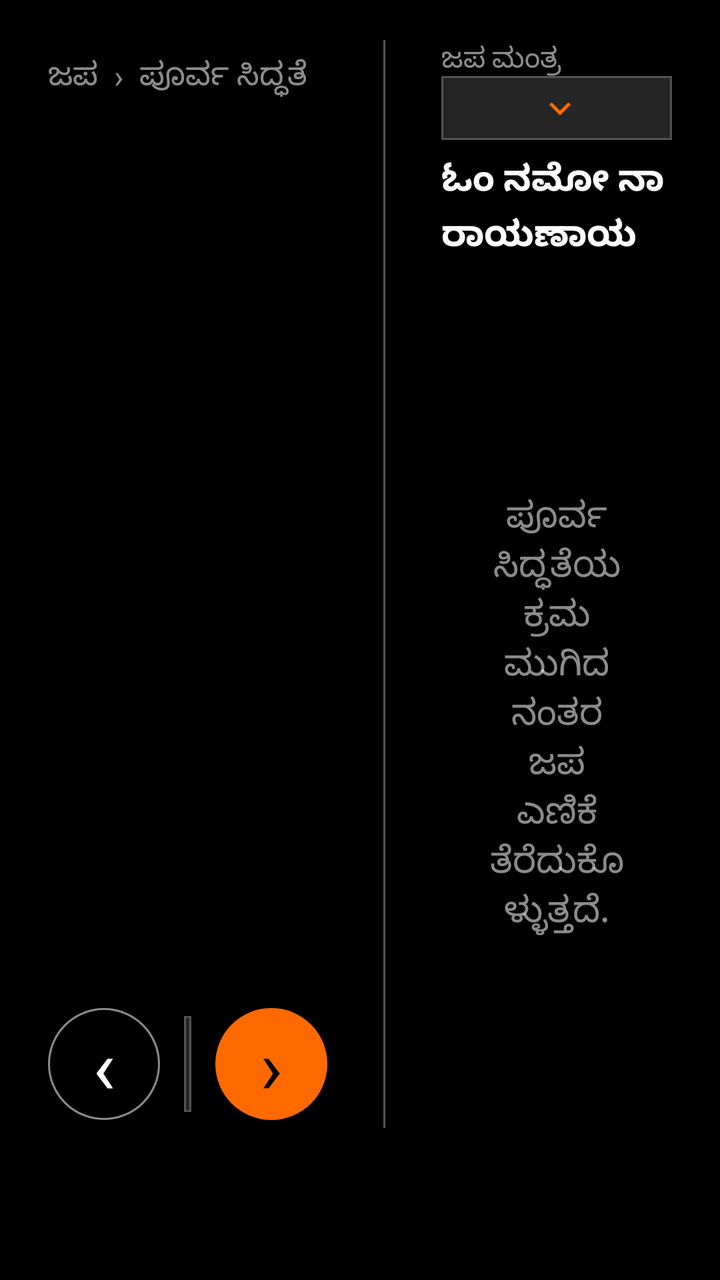
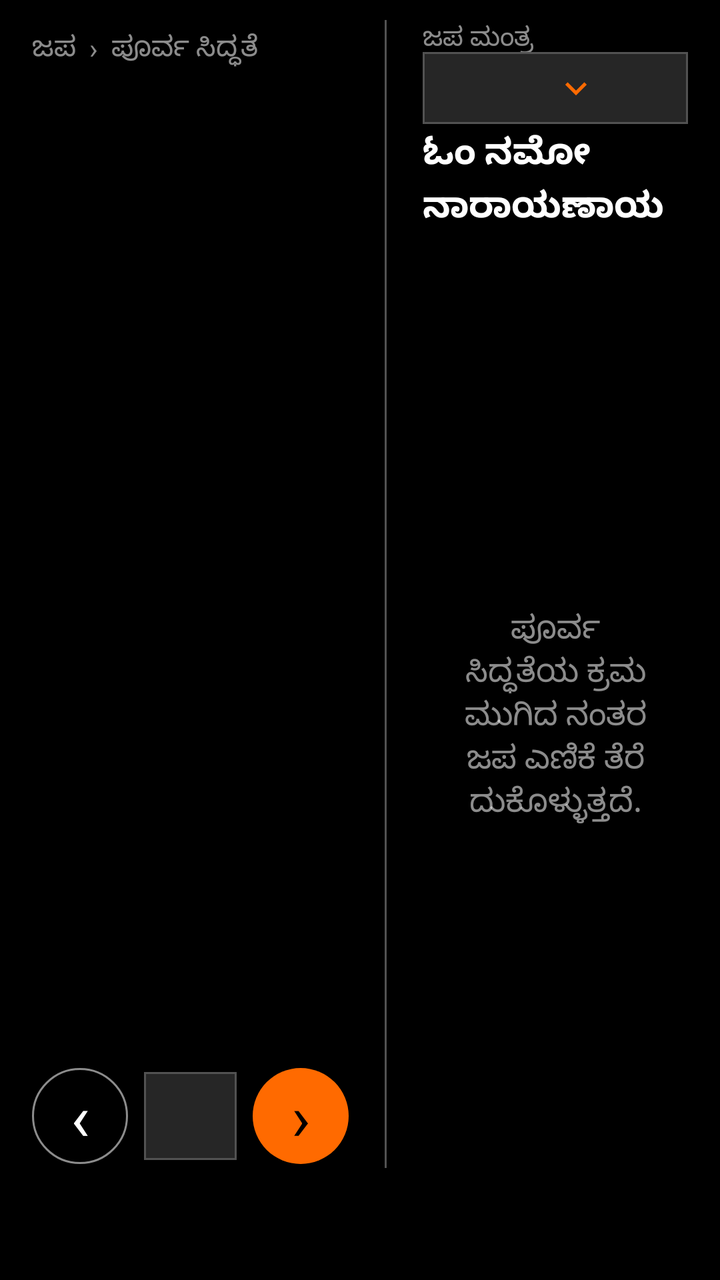

Screens rendered from an Android XML layout before and after an edit, with the pre-edit source and the edit as a unified diff.
<!-- AndroidManifest.xml: application theme Theme.PaperDesk -->
<!-- res/layout/page_japa.xml -->
<?xml version="1.0" encoding="utf-8"?>
<LinearLayout xmlns:android="http://schemas.android.com/apk/res/android"
    android:layout_width="match_parent"
    android:layout_height="match_parent"
    android:background="@color/black"
    android:orientation="horizontal"
    android:paddingLeft="@dimen/page_pad_h"
    android:paddingTop="@dimen/japa_pad_top"
    android:paddingRight="@dimen/page_pad_h"
    android:paddingBottom="@dimen/japa_pad_bottom">

    <LinearLayout
        android:layout_width="0dp"
        android:layout_height="match_parent"
        android:layout_weight="1.08"
        android:orientation="vertical"
        android:paddingRight="28dp">

        <TextView android:id="@+id/japaTitle" style="@style/Desk.Title"
            android:layout_width="1dp" android:layout_height="1dp" android:visibility="gone" />

        <TextView android:id="@+id/japaRitualTitle" style="@style/Desk.Meta"
            android:layout_width="match_parent" android:layout_height="36dp"
            android:gravity="center_vertical" android:text="ಜಪ  ›  ಪೂರ್ವ ಸಿದ್ಧತೆ"
            android:textColor="@color/white_55" android:textSize="16sp" />

        <TextView android:id="@+id/japaRitualStep"
            android:layout_width="match_parent" android:layout_height="wrap_content"
            android:layout_marginTop="16dp" android:fontWeight="600"
            android:textColor="@color/white" android:textSize="26sp" />

        <TextView android:id="@+id/japaRitualBody" style="@style/Desk.Body2"
            android:layout_width="match_parent" android:layout_height="0dp" android:layout_weight="1"
            android:layout_marginTop="16dp" android:lineSpacingExtra="5dp"
            android:textColor="@color/white_70" android:textSize="19sp" />

        <LinearLayout android:layout_width="match_parent" android:layout_height="64dp"
            android:gravity="center_vertical" android:orientation="horizontal">
            <TextView android:id="@+id/japaRitualBack"
                android:layout_width="56dp" android:layout_height="56dp" android:background="@drawable/bg_circle"
                android:contentDescription="ಹಿಂದಿನ ಜಪ ಕ್ರಮ" android:gravity="center" android:text="‹"
                android:textColor="@color/white" android:textSize="38sp" />
            <Spinner android:id="@+id/japaRitual"
                android:layout_width="0dp" android:layout_height="48dp" android:layout_weight="1"
                android:layout_marginLeft="12dp" android:layout_marginRight="12dp"
                android:background="@drawable/bg_dropdown" android:popupBackground="@color/surface_2"
                android:spinnerMode="dropdown" />
            <TextView android:id="@+id/japaRitualNext"
                android:layout_width="56dp" android:layout_height="56dp" android:background="@drawable/bg_circle_fill"
                android:contentDescription="ಮುಂದಿನ ಜಪ ಕ್ರಮ" android:gravity="center" android:text="›"
                android:textColor="@color/black" android:textSize="38sp" />
        </LinearLayout>
    </LinearLayout>

    <View android:layout_width="1dp" android:layout_height="match_parent" android:background="@color/divider" />

    <LinearLayout android:layout_width="0dp" android:layout_height="match_parent"
        android:layout_weight="0.92" android:orientation="vertical" android:paddingLeft="28dp">

        <TextView style="@style/Desk.Meta" android:layout_width="match_parent" android:layout_height="18dp"
            android:gravity="center_vertical" android:text="ಜಪ ಮಂತ್ರ" android:textColor="@color/white_55" />

        <Spinner android:id="@+id/japaMantra" android:layout_width="match_parent" android:layout_height="32dp"
            android:background="@drawable/bg_dropdown" android:popupBackground="@color/surface_2"
            android:spinnerMode="dropdown" />

        <TextView android:id="@+id/japaMantraName"
            android:layout_width="match_parent" android:layout_height="60dp" android:layout_marginTop="4dp"
            android:autoSizeMaxTextSize="25sp" android:autoSizeMinTextSize="14sp"
            android:autoSizeStepGranularity="1sp" android:autoSizeTextType="uniform"
            android:fontWeight="700" android:gravity="center_vertical" android:lineSpacingExtra="3dp"
            android:maxLines="3" android:text="ಓಂ ನಮೋ ನಾರಾಯಣಾಯ" android:textColor="@color/white"
            android:textSize="25sp" android:textStyle="bold" />

        <TextView android:id="@+id/japaMantraNote" style="@style/Desk.Meta"
            android:layout_width="match_parent" android:layout_height="16dp"
            android:gravity="center_vertical" android:textColor="@color/carbon_support_warning"
            android:textSize="13sp" android:visibility="invisible" />

        <TextView android:id="@+id/japaWaiting"
            android:layout_width="match_parent" android:layout_height="0dp" android:layout_weight="1"
            android:gravity="center" android:paddingLeft="24dp" android:paddingRight="24dp"
            android:text="ಪೂರ್ವ ಸಿದ್ಧತೆಯ ಕ್ರಮ ಮುಗಿದ ನಂತರ ಜಪ ಎಣಿಕೆ ತೆರೆದುಕೊಳ್ಳುತ್ತದೆ."
            android:textColor="@color/white_55" android:textSize="18sp" />

        <LinearLayout android:id="@+id/japaCounterPane"
            android:layout_width="match_parent" android:layout_height="0dp" android:layout_weight="1"
            android:gravity="center_horizontal" android:orientation="vertical" android:visibility="gone">
            <TextView android:id="@+id/japaCurrent"
                android:layout_width="match_parent" android:layout_height="48dp" android:gravity="center"
                android:includeFontPadding="true" android:text="೦" android:textColor="@color/white"
                android:textSize="34sp" />
            <LinearLayout android:layout_width="match_parent" android:layout_height="96dp"
                android:gravity="center" android:orientation="horizontal">
                <TextView android:id="@+id/japaTap"
                    android:layout_width="90dp" android:layout_height="90dp" android:background="@drawable/bg_circle_fill"
                    android:contentDescription="ಒಂದು ಜಪ ಸೇರಿಸಿ" android:fontWeight="700" android:gravity="center"
                    android:text="ಜಪ\n+೧" android:textColor="@color/black" android:textSize="21sp" />
                <LinearLayout android:layout_width="96dp" android:layout_height="92dp"
                    android:layout_marginLeft="18dp" android:gravity="center" android:orientation="vertical">
                    <LinearLayout android:layout_width="match_parent" android:layout_height="42dp"
                        android:gravity="center" android:orientation="horizontal">
                        <TextView android:id="@+id/japa108"
                            android:layout_width="40dp" android:layout_height="40dp" android:background="@drawable/bg_circle"
                            android:contentDescription="ನೂರ ಎಂಟು ಜಪ ಸೇರಿಸಿ" android:gravity="center" android:text="+೧೦೮"
                            android:textColor="@color/white" android:textSize="11sp" />
                        <TextView android:id="@+id/japaUndo"
                            android:layout_width="40dp" android:layout_height="40dp" android:layout_marginLeft="10dp"
                            android:background="@drawable/bg_circle" android:contentDescription="ಒಂದು ಎಣಿಕೆ ಹಿಂದಕ್ಕೆ"
                            android:gravity="center" android:text="−೧" android:textColor="@color/white" android:textSize="15sp" />
                    </LinearLayout>
                    <LinearLayout android:layout_width="match_parent" android:layout_height="42dp"
                        android:layout_marginTop="6dp" android:gravity="center" android:orientation="horizontal">
                        <TextView android:id="@+id/japaComplete"
                            android:layout_width="40dp" android:layout_height="40dp" android:background="@drawable/bg_circle_fill"
                            android:contentDescription="ಜಪ ಅವಧಿ ದಾಖಲಿಸು" android:gravity="center" android:text="✓"
                            android:textColor="@color/black" android:textSize="20sp" />
                        <TextView android:id="@+id/japaReset"
                            android:layout_width="40dp" android:layout_height="40dp" android:layout_marginLeft="10dp"
                            android:background="@drawable/bg_circle" android:contentDescription="ಪ್ರಸ್ತುತ ಜಪ ಎಣಿಕೆಯನ್ನು ಮರುಹೊಂದಿಸು"
                            android:gravity="center" android:text="↺" android:textColor="@color/white" android:textSize="19sp" />
                    </LinearLayout>
                </LinearLayout>
            </LinearLayout>
            <TextView android:id="@+id/japaSessions" style="@style/Desk.Meta"
                android:layout_width="match_parent" android:layout_height="16dp" android:gravity="center"
                android:textSize="13sp" />
        </LinearLayout>
    </LinearLayout>
</LinearLayout>
<!-- resources referenced by this layout -->
<resources>
  <color name="black">#000000</color>
  <color name="carbon_support_warning">#F1C21B</color>
  <color name="divider">#525252</color>
  <color name="surface_2">#262626</color>
  <color name="white">#FFFFFF</color>
  <color name="white_55">#8CFFFFFF</color>
  <color name="white_70">#B3FFFFFF</color>
  <dimen name="japa_pad_bottom">76dp</dimen>
  <dimen name="japa_pad_top">20dp</dimen>
  <dimen name="page_pad_h">24dp</dimen>
  <!-- drawable bg_circle_fill (drawable) -->
  <?xml version="1.0" encoding="utf-8"?>
  <ripple xmlns:android="http://schemas.android.com/apk/res/android"
      android:color="@color/white">
      <item>
          <shape android:shape="oval">
              <solid android:color="@color/accent" />
          </shape>
      </item>
  </ripple>
  <style name="Desk.Body2" parent="Desk">
          <item name="android:textSize">@dimen/type_body2</item>
          <item name="android:fontWeight">400</item>
          <item name="android:textStyle">normal</item>
          <item name="android:textColor">@color/white_70</item>
      </style>
  <style name="Desk.Meta" parent="Desk">
          <item name="android:textSize">@dimen/type_meta</item>
          <item name="android:fontWeight">400</item>
          <item name="android:textStyle">normal</item>
          <item name="android:textColor">@color/white_55</item>
      </style>
  <style name="Desk.Title" parent="Desk">
          <item name="android:textSize">@dimen/type_title</item>
          <item name="android:fontWeight">600</item>
          <item name="android:textStyle">normal</item>
          <item name="android:textColor">@color/white</item>
      </style>
  <color name="accent">#FF6A00</color>
  <dimen name="stroke_standard">1dp</dimen>
  <style name="Desk">
          <item name="android:fontFamily">sans-serif</item>
          <item name="android:textColor">@color/white</item>
      </style>
  <dimen name="type_body2">16sp</dimen>
  <dimen name="type_meta">14sp</dimen>
  <dimen name="type_title">24sp</dimen>
  <color name="carbon_support_error">#FA4D56</color>
  <color name="carbon_gray_80">#393939</color>
  <style name="ShapeAppearance.PaperDesk" parent="ShapeAppearance.MaterialComponents">
          <item name="cornerFamily">rounded</item>
          <item name="cornerSize">0dp</item>
      </style>
  <style name="Desk.Link" parent="Desk.Meta">
          <item name="android:padding">@dimen/space_8</item>
          <item name="android:minHeight">@dimen/touch</item>
          <item name="android:gravity">center</item>
          <item name="android:clickable">true</item>
          <item name="android:focusable">true</item>
      </style>
  <style name="Desk.Check" parent="Widget.AppCompat.CompoundButton.CheckBox">
          <item name="android:button">@drawable/bg_checkbox</item>
      </style>
  <color name="accent_70">#B3FF6A00</color>
  <dimen name="btn_h">44dp</dimen>
  <dimen name="type_btn">16sp</dimen>
  <dimen name="space_16">16dp</dimen>
  <dimen name="space_8">8dp</dimen>
  <dimen name="touch">48dp</dimen>
  <dimen name="stroke_hairline">0.5dp</dimen>
  <!-- drawable bg_dialog (drawable) -->
  <?xml version="1.0" encoding="utf-8"?>
  <shape xmlns:android="http://schemas.android.com/apk/res/android"
      android:shape="rectangle">
      <solid android:color="@color/black" />
      <stroke
          android:width="@dimen/stroke"
          android:color="@color/white" />
  </shape>
  <style name="Desk.DialogButton.Positive" parent="Desk.DialogButton">
          <item name="android:textColor">@color/accent</item>
      </style>
  <style name="Desk.DialogButton.Negative" parent="Desk.DialogButton">
          <item name="android:textColor">@color/white_70</item>
      </style>
  <dimen name="check">20dp</dimen>
  <dimen name="stroke">0.5dp</dimen>
  <style name="Desk.DialogButton" parent="Widget.AppCompat.Button.ButtonBar.AlertDialog">
          <item name="android:background">@color/black</item>
          <item name="android:minHeight">48dp</item>
          <item name="android:textSize">18sp</item>
      </style>
  <!-- unchanged entries left out for length: 11 -->
</resources>

<!-- the commit's change to res/layout/page_japa.xml (unified diff, before → after) -->
@@ -14,63 +14,63 @@
         android:layout_height="match_parent"
         android:layout_weight="1.08"
         android:orientation="vertical"
-        android:paddingRight="28dp">
+        android:paddingRight="18dp">
 
         <TextView android:id="@+id/japaTitle" style="@style/Desk.Title"
             android:layout_width="1dp" android:layout_height="1dp" android:visibility="gone" />
 
         <TextView android:id="@+id/japaRitualTitle" style="@style/Desk.Meta"
-            android:layout_width="match_parent" android:layout_height="36dp"
+            android:layout_width="match_parent" android:layout_height="28dp"
             android:gravity="center_vertical" android:text="ಜಪ  ›  ಪೂರ್ವ ಸಿದ್ಧತೆ"
-            android:textColor="@color/white_55" android:textSize="16sp" />
+            android:textColor="@color/white_55" android:textSize="14sp" />
 
         <TextView android:id="@+id/japaRitualStep"
             android:layout_width="match_parent" android:layout_height="wrap_content"
-            android:layout_marginTop="16dp" android:fontWeight="600"
-            android:textColor="@color/white" android:textSize="26sp" />
+            android:layout_marginTop="8dp" android:fontWeight="600"
+            android:textColor="@color/white" android:textSize="22sp" />
 
         <TextView android:id="@+id/japaRitualBody" style="@style/Desk.Body2"
             android:layout_width="match_parent" android:layout_height="0dp" android:layout_weight="1"
-            android:layout_marginTop="16dp" android:lineSpacingExtra="5dp"
-            android:textColor="@color/white_70" android:textSize="19sp" />
+            android:layout_marginTop="8dp" android:lineSpacingExtra="3dp"
+            android:textColor="@color/white_70" android:textSize="17sp" />
 
-        <LinearLayout android:layout_width="match_parent" android:layout_height="64dp"
+        <LinearLayout android:layout_width="match_parent" android:layout_height="52dp"
             android:gravity="center_vertical" android:orientation="horizontal">
             <TextView android:id="@+id/japaRitualBack"
-                android:layout_width="56dp" android:layout_height="56dp" android:background="@drawable/bg_circle"
+                android:layout_width="48dp" android:layout_height="48dp" android:background="@drawable/bg_circle"
                 android:contentDescription="ಹಿಂದಿನ ಜಪ ಕ್ರಮ" android:gravity="center" android:text="‹"
-                android:textColor="@color/white" android:textSize="38sp" />
+                android:textColor="@color/white" android:textSize="32sp" />
             <Spinner android:id="@+id/japaRitual"
-                android:layout_width="0dp" android:layout_height="48dp" android:layout_weight="1"
-                android:layout_marginLeft="12dp" android:layout_marginRight="12dp"
+                android:layout_width="0dp" android:layout_height="44dp" android:layout_weight="1"
+                android:layout_marginLeft="8dp" android:layout_marginRight="8dp"
                 android:background="@drawable/bg_dropdown" android:popupBackground="@color/surface_2"
                 android:spinnerMode="dropdown" />
             <TextView android:id="@+id/japaRitualNext"
-                android:layout_width="56dp" android:layout_height="56dp" android:background="@drawable/bg_circle_fill"
+                android:layout_width="48dp" android:layout_height="48dp" android:background="@drawable/bg_circle_fill"
                 android:contentDescription="ಮುಂದಿನ ಜಪ ಕ್ರಮ" android:gravity="center" android:text="›"
-                android:textColor="@color/black" android:textSize="38sp" />
+                android:textColor="@color/black" android:textSize="32sp" />
         </LinearLayout>
     </LinearLayout>
 
     <View android:layout_width="1dp" android:layout_height="match_parent" android:background="@color/divider" />
 
     <LinearLayout android:layout_width="0dp" android:layout_height="match_parent"
-        android:layout_weight="0.92" android:orientation="vertical" android:paddingLeft="28dp">
+        android:layout_weight="0.92" android:orientation="vertical" android:paddingLeft="18dp">
 
-        <TextView style="@style/Desk.Meta" android:layout_width="match_parent" android:layout_height="18dp"
+        <TextView style="@style/Desk.Meta" android:layout_width="match_parent" android:layout_height="16dp"
             android:gravity="center_vertical" android:text="ಜಪ ಮಂತ್ರ" android:textColor="@color/white_55" />
 
-        <Spinner android:id="@+id/japaMantra" android:layout_width="match_parent" android:layout_height="32dp"
+        <Spinner android:id="@+id/japaMantra" android:layout_width="match_parent" android:layout_height="36dp"
             android:background="@drawable/bg_dropdown" android:popupBackground="@color/surface_2"
             android:spinnerMode="dropdown" />
 
         <TextView android:id="@+id/japaMantraName"
-            android:layout_width="match_parent" android:layout_height="60dp" android:layout_marginTop="4dp"
-            android:autoSizeMaxTextSize="25sp" android:autoSizeMinTextSize="14sp"
+            android:layout_width="match_parent" android:layout_height="52dp" android:layout_marginTop="2dp"
+            android:autoSizeMaxTextSize="22sp" android:autoSizeMinTextSize="13sp"
             android:autoSizeStepGranularity="1sp" android:autoSizeTextType="uniform"
-            android:fontWeight="700" android:gravity="center_vertical" android:lineSpacingExtra="3dp"
+            android:fontWeight="700" android:gravity="center_vertical" android:lineSpacingExtra="2dp"
             android:maxLines="3" android:text="ಓಂ ನಮೋ ನಾರಾಯಣಾಯ" android:textColor="@color/white"
-            android:textSize="25sp" android:textStyle="bold" />
+            android:textSize="22sp" android:textStyle="bold" />
 
         <TextView android:id="@+id/japaMantraNote" style="@style/Desk.Meta"
             android:layout_width="match_parent" android:layout_height="16dp"
@@ -79,44 +79,44 @@
 
         <TextView android:id="@+id/japaWaiting"
             android:layout_width="match_parent" android:layout_height="0dp" android:layout_weight="1"
-            android:gravity="center" android:paddingLeft="24dp" android:paddingRight="24dp"
+            android:gravity="center" android:paddingLeft="16dp" android:paddingRight="16dp"
             android:text="ಪೂರ್ವ ಸಿದ್ಧತೆಯ ಕ್ರಮ ಮುಗಿದ ನಂತರ ಜಪ ಎಣಿಕೆ ತೆರೆದುಕೊಳ್ಳುತ್ತದೆ."
-            android:textColor="@color/white_55" android:textSize="18sp" />
+            android:textColor="@color/white_55" android:textSize="16sp" />
 
         <LinearLayout android:id="@+id/japaCounterPane"
             android:layout_width="match_parent" android:layout_height="0dp" android:layout_weight="1"
             android:gravity="center_horizontal" android:orientation="vertical" android:visibility="gone">
             <TextView android:id="@+id/japaCurrent"
-                android:layout_width="match_parent" android:layout_height="48dp" android:gravity="center"
+                android:layout_width="match_parent" android:layout_height="44dp" android:gravity="center"
                 android:includeFontPadding="true" android:text="೦" android:textColor="@color/white"
-                android:textSize="34sp" />
-            <LinearLayout android:layout_width="match_parent" android:layout_height="96dp"
+                android:textSize="30sp" />
+            <LinearLayout android:layout_width="match_parent" android:layout_height="88dp"
                 android:gravity="center" android:orientation="horizontal">
                 <TextView android:id="@+id/japaTap"
-                    android:layout_width="90dp" android:layout_height="90dp" android:background="@drawable/bg_circle_fill"
+                    android:layout_width="82dp" android:layout_height="82dp" android:background="@drawable/bg_circle_fill"
                     android:contentDescription="ಒಂದು ಜಪ ಸೇರಿಸಿ" android:fontWeight="700" android:gravity="center"
-                    android:text="ಜಪ\n+೧" android:textColor="@color/black" android:textSize="21sp" />
-                <LinearLayout android:layout_width="96dp" android:layout_height="92dp"
-                    android:layout_marginLeft="18dp" android:gravity="center" android:orientation="vertical">
-                    <LinearLayout android:layout_width="match_parent" android:layout_height="42dp"
+                    android:text="ಜಪ\n+೧" android:textColor="@color/black" android:textSize="19sp" />
+                <LinearLayout android:layout_width="88dp" android:layout_height="84dp"
+                    android:layout_marginLeft="12dp" android:gravity="center" android:orientation="vertical">
+                    <LinearLayout android:layout_width="match_parent" android:layout_height="38dp"
                         android:gravity="center" android:orientation="horizontal">
                         <TextView android:id="@+id/japa108"
-                            android:layout_width="40dp" android:layout_height="40dp" android:background="@drawable/bg_circle"
+                            android:layout_width="36dp" android:layout_height="36dp" android:background="@drawable/bg_circle"
                             android:contentDescription="ನೂರ ಎಂಟು ಜಪ ಸೇರಿಸಿ" android:gravity="center" android:text="+೧೦೮"
                             android:textColor="@color/white" android:textSize="11sp" />
                         <TextView android:id="@+id/japaUndo"
-                            android:layout_width="40dp" android:layout_height="40dp" android:layout_marginLeft="10dp"
+                            android:layout_width="36dp" android:layout_height="36dp" android:layout_marginLeft="8dp"
                             android:background="@drawable/bg_circle" android:contentDescription="ಒಂದು ಎಣಿಕೆ ಹಿಂದಕ್ಕೆ"
                             android:gravity="center" android:text="−೧" android:textColor="@color/white" android:textSize="15sp" />
                     </LinearLayout>
-                    <LinearLayout android:layout_width="match_parent" android:layout_height="42dp"
-                        android:layout_marginTop="6dp" android:gravity="center" android:orientation="horizontal">
+                    <LinearLayout android:layout_width="match_parent" android:layout_height="38dp"
+                        android:layout_marginTop="4dp" android:gravity="center" android:orientation="horizontal">
                         <TextView android:id="@+id/japaComplete"
-                            android:layout_width="40dp" android:layout_height="40dp" android:background="@drawable/bg_circle_fill"
+                            android:layout_width="36dp" android:layout_height="36dp" android:background="@drawable/bg_circle_fill"
                             android:contentDescription="ಜಪ ಅವಧಿ ದಾಖಲಿಸು" android:gravity="center" android:text="✓"
                             android:textColor="@color/black" android:textSize="20sp" />
                         <TextView android:id="@+id/japaReset"
-                            android:layout_width="40dp" android:layout_height="40dp" android:layout_marginLeft="10dp"
+                            android:layout_width="36dp" android:layout_height="36dp" android:layout_marginLeft="8dp"
                             android:background="@drawable/bg_circle" android:contentDescription="ಪ್ರಸ್ತುತ ಜಪ ಎಣಿಕೆಯನ್ನು ಮರುಹೊಂದಿಸು"
                             android:gravity="center" android:text="↺" android:textColor="@color/white" android:textSize="19sp" />
                     </LinearLayout>
<!-- resource entries referenced after the edit -->
@@ -7,9 +7,9 @@
   <color name="white">#FFFFFF</color>
   <color name="white_55">#8CFFFFFF</color>
   <color name="white_70">#B3FFFFFF</color>
-  <dimen name="japa_pad_bottom">76dp</dimen>
-  <dimen name="japa_pad_top">20dp</dimen>
-  <dimen name="page_pad_h">24dp</dimen>
+  <dimen name="japa_pad_bottom">56dp</dimen>
+  <dimen name="japa_pad_top">10dp</dimen>
+  <dimen name="page_pad_h">16dp</dimen>
   <!-- drawable bg_circle_fill (drawable) -->
   <?xml version="1.0" encoding="utf-8"?>
   <ripple xmlns:android="http://schemas.android.com/apk/res/android"
@@ -44,9 +44,9 @@
           <item name="android:fontFamily">sans-serif</item>
           <item name="android:textColor">@color/white</item>
       </style>
-  <dimen name="type_body2">16sp</dimen>
-  <dimen name="type_meta">14sp</dimen>
-  <dimen name="type_title">24sp</dimen>
+  <dimen name="type_body2">15sp</dimen>
+  <dimen name="type_meta">13sp</dimen>
+  <dimen name="type_title">22sp</dimen>
   <color name="carbon_support_error">#FA4D56</color>
   <color name="carbon_gray_80">#393939</color>
   <style name="ShapeAppearance.PaperDesk" parent="ShapeAppearance.MaterialComponents">
@@ -64,11 +64,11 @@
           <item name="android:button">@drawable/bg_checkbox</item>
       </style>
   <color name="accent_70">#B3FF6A00</color>
-  <dimen name="btn_h">44dp</dimen>
-  <dimen name="type_btn">16sp</dimen>
+  <dimen name="btn_h">40dp</dimen>
+  <dimen name="type_btn">15sp</dimen>
   <dimen name="space_16">16dp</dimen>
   <dimen name="space_8">8dp</dimen>
-  <dimen name="touch">48dp</dimen>
+  <dimen name="touch">44dp</dimen>
   <dimen name="stroke_hairline">0.5dp</dimen>
   <!-- drawable bg_dialog (drawable) -->
   <?xml version="1.0" encoding="utf-8"?>
